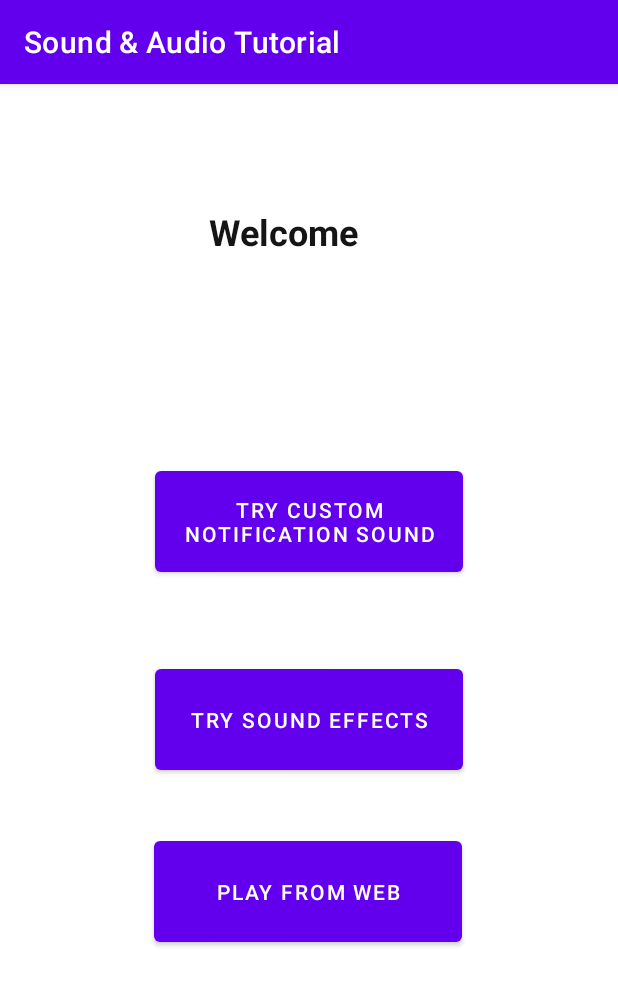
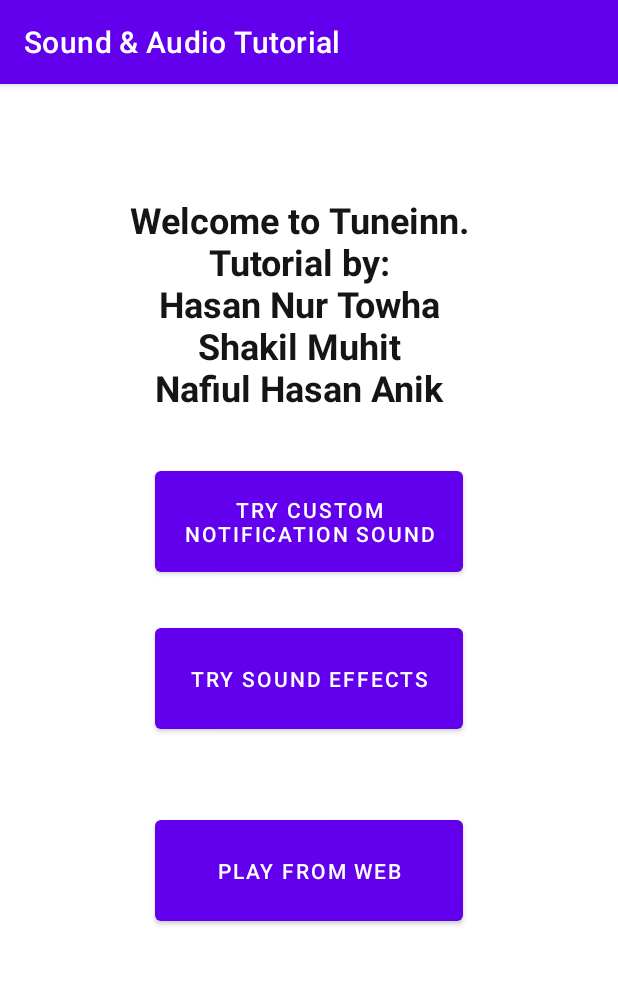
Before and after one commit to NafiHasan/AudioSoundTutorial, an Android app: the screen it shows after launch (MainActivity), on a phone screen of 412 x 824 dp. Shown: the top 985 px of the screen. Run offline under Robolectric (Android 15) with nearby library versions, the phone set to English and light mode, and no system bars.

Commit message:
Fix Welcome Screen

```diff
--- a/app/src/main/java/com/example/soundaudiotutorial/SoundEffectActivity.java
+++ b/app/src/main/java/com/example/soundaudiotutorial/SoundEffectActivity.java
@@ -52,7 +52,7 @@
         effect1.setOnClickListener(new View.OnClickListener(){
             @Override
             public void onClick(View view) {
-                soundPool.play(sound1, 1, 1, 1, 0, 1);
+                soundPool.play(sound1, 0, 1, 1, 0, 1);
             }
         });
 
--- a/app/src/main/res/layout/activity_main.xml
+++ b/app/src/main/res/layout/activity_main.xml
@@ -8,9 +8,13 @@
 
     <TextView
         android:id="@+id/welcomeText"
-        android:layout_width="113dp"
-        android:layout_height="85dp"
-        android:text="Welcome"
+        android:layout_width="292dp"
+        android:layout_height="149dp"
+        android:text="Welcome to Tuneinn.
+                        Tutorial by:
+                         Hasan Nur Towha
+                         Shakil Muhit
+                         Nafiul Hasan Anik"
         android:textAlignment="center"
         android:textColor="#151515"
         android:textSize="24sp"
@@ -28,11 +32,11 @@
         android:layout_height="79dp"
         android:text="Try Sound Effects"
         app:layout_constraintBottom_toBottomOf="parent"
-        app:layout_constraintEnd_toEndOf="@+id/welcomeText"
-        app:layout_constraintHorizontal_bias="0.315"
-        app:layout_constraintStart_toStartOf="@+id/welcomeText"
-        app:layout_constraintTop_toBottomOf="@+id/welcomeText"
-        app:layout_constraintVertical_bias="0.415" />
+        app:layout_constraintEnd_toEndOf="@+id/tryCustomNotificationSound"
+        app:layout_constraintHorizontal_bias="0.0"
+        app:layout_constraintStart_toStartOf="@+id/tryCustomNotificationSound"
+        app:layout_constraintTop_toBottomOf="@+id/tryCustomNotificationSound"
+        app:layout_constraintVertical_bias="0.071" />
 
     <Button
         android:id="@+id/tryCustomNotificationSound"
@@ -51,9 +55,9 @@
         android:layout_marginBottom="76dp"
         android:text="Play From Web"
         app:layout_constraintBottom_toBottomOf="parent"
-        app:layout_constraintEnd_toEndOf="parent"
+        app:layout_constraintEnd_toEndOf="@+id/trySoundButton"
         app:layout_constraintHorizontal_bias="0.498"
-        app:layout_constraintStart_toStartOf="parent"
+        app:layout_constraintStart_toStartOf="@+id/trySoundButton"
         app:layout_constraintTop_toTopOf="@+id/trySoundButton" />
 
 
```
